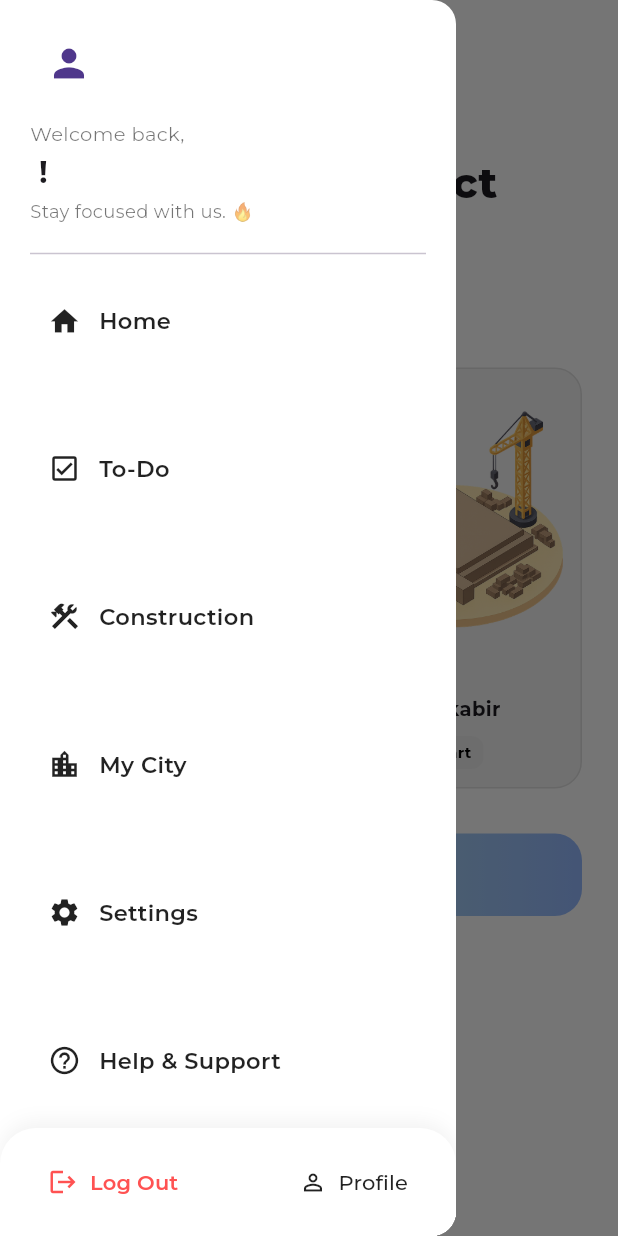
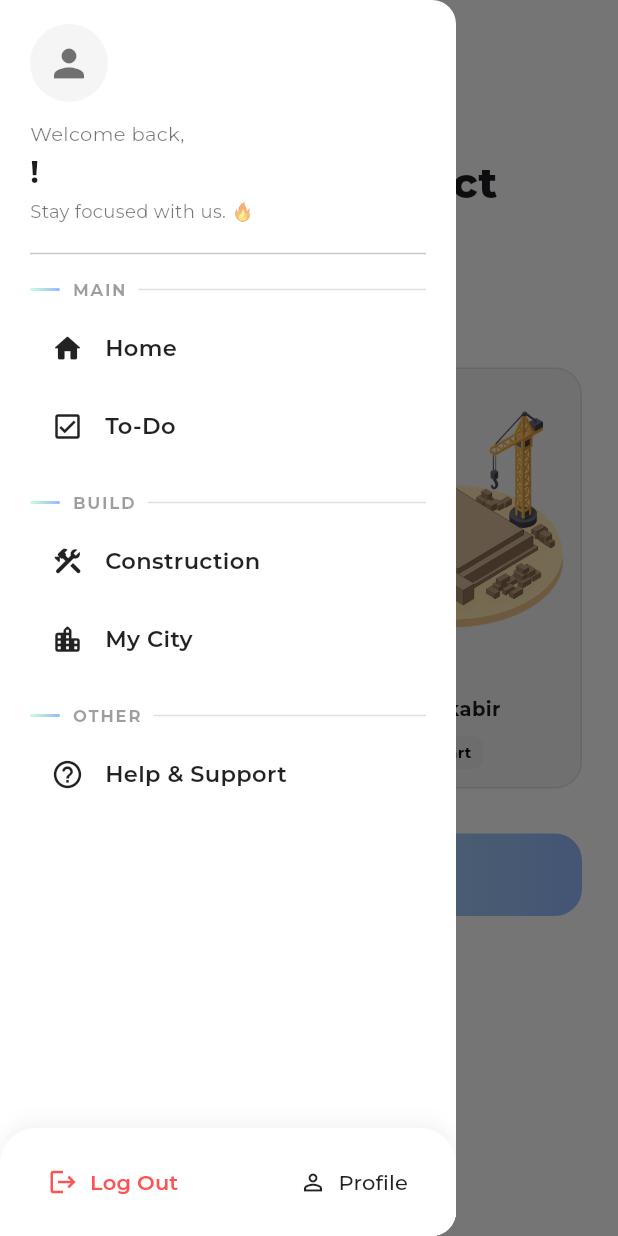
Before and after one commit to tunaerol/CS310-Project, a Flutter app: the screen it shows once a user with an empty profile is signed in, with the side drawer open, on a phone screen of 412 x 824 dp. Run offline on Flutter 3.47's test engine with Material 3 defaults, Android fonts, the phone set to English and light mode, and no system bars; our stand-ins replace cloud_firestore, firebase_auth, firebase_core, google_fonts, google_sign_in, shared_preferences; accounts and stored records are empty.

Commit message:
Drawer Fixed

```diff
--- a/build_your_focus/lib/screens/app_drawer.dart
+++ b/build_your_focus/lib/screens/app_drawer.dart
@@ -7,13 +7,11 @@ class AppDrawer extends StatelessWidget {
 
   @override
   Widget build(BuildContext context) {
-    // Mevcut sayfanın adını alıyoruz
     final String? currentRoute = ModalRoute.of(context)?.settings.name;
     final AuthService _authService = AuthService();
 
     final String userName = _authService.currentUser?.displayName ?? "User";
 
-    // Ortak gradyan stilimiz
     const LinearGradient activeGradient = LinearGradient(
       colors: [Color(0xFFcdffd8), Color(0xFF94b9ff)],
       begin: Alignment.centerLeft,
@@ -34,8 +32,8 @@ class AppDrawer extends StatelessWidget {
                 children: [
                   const CircleAvatar(
                     radius: 26,
-                    backgroundColor: Colors.white,
-                    child: Icon(Icons.person, size: 30),
+                    backgroundColor: Color(0xFFF5F5F5),
+                    child: Icon(Icons.person, size: 30, color: Colors.black54),
                   ),
                   const SizedBox(height: 12),
                   const Text(
@@ -44,8 +42,9 @@ class AppDrawer extends StatelessWidget {
                   ),
                   const SizedBox(height: 2),
                   Text(
-                    "$userName !",
-                    style: const TextStyle(fontSize: 20, fontWeight: FontWeight.w700),
+                    "$userName!",
+                    style: const TextStyle(
+                        fontSize: 20, fontWeight: FontWeight.w700),
                   ),
                   const SizedBox(height: 2),
                   const Text(
@@ -61,17 +60,21 @@ class AppDrawer extends StatelessWidget {
               child: Divider(),
             ),
 
-            // ----- MAIN MENU ITEMS -----
+            // ----- MENU ITEMS -----
             Expanded(
               child: Padding(
-                padding: const EdgeInsets.fromLTRB(20, 12, 20, 20),
+                padding: const EdgeInsets.fromLTRB(20, 8, 20, 12),
                 child: Column(
-                  mainAxisAlignment: MainAxisAlignment.spaceBetween,
+                  crossAxisAlignment: CrossAxisAlignment.start,
                   children: [
+                    // ══════ MAIN ══════
+                    const _SectionHeader(title: "MAIN"),
+                    const SizedBox(height: 8),
                     _DrawerItem(
-                      icon: Icons.home,
+                      icon: Icons.home_rounded,
                       label: "Home",
-                      isActive: currentRoute == '/home_page' || currentRoute == null,
+                      isActive:
+                      currentRoute == '/home_page' || currentRoute == null,
                       onTap: () {
                         if (currentRoute != '/home_page') {
                           Navigator.pushNamed(context, '/home_page');
@@ -80,6 +83,7 @@ class AppDrawer extends StatelessWidget {
                         }
                       },
                     ),
+                    const SizedBox(height: 6),
                     _DrawerItem(
                       icon: Icons.check_box_outlined,
                       label: "To-Do",
@@ -92,8 +96,14 @@ class AppDrawer extends StatelessWidget {
                         }
                       },
                     ),
+
+                    const SizedBox(height: 20),
+
+                    // ══════ BUILD ══════
+                    const _SectionHeader(title: "BUILD"),
+                    const SizedBox(height: 8),
                     _DrawerItem(
-                      icon: Icons.construction,
+                      icon: Icons.construction_rounded,
                       label: "Construction",
                       isActive: currentRoute == '/construction_page',
                       onTap: () {
@@ -104,8 +114,9 @@ class AppDrawer extends StatelessWidget {
                         }
                       },
                     ),
+                    const SizedBox(height: 6),
                     _DrawerItem(
-                      icon: Icons.location_city_outlined,
+                      icon: Icons.location_city_rounded,
                       label: "My City",
                       isActive: currentRoute == '/building_page',
                       onTap: () {
@@ -117,14 +128,14 @@ class AppDrawer extends StatelessWidget {
                         }
                       },
                     ),
+
+                    const SizedBox(height: 20),
+
+                    // ══════ OTHER ══════
+                    const _SectionHeader(title: "OTHER"),
+                    const SizedBox(height: 8),
                     _DrawerItem(
-                      icon: Icons.settings,
-                      label: "Settings",
-                      isActive: currentRoute == '/settings_page',
-                      onTap: () => Navigator.pop(context),
-                    ),
-                    _DrawerItem(
-                      icon: Icons.help_outline,
+                      icon: Icons.help_outline_rounded,
                       label: "Help & Support",
                       isActive: currentRoute == '/help_page',
                       onTap: () {
@@ -134,7 +145,8 @@ class AppDrawer extends StatelessWidget {
                             context,
                             MaterialPageRoute(
                               builder: (_) => HelpPage(),
-                              settings: const RouteSettings(name: '/help_page'),
+                              settings:
+                              const RouteSettings(name: '/help_page'),
                             ),
                           );
                         } else {
@@ -142,6 +154,8 @@ class AppDrawer extends StatelessWidget {
                         }
                       },
                     ),
+
+                    const Spacer(),
                   ],
                 ),
               ),
@@ -177,14 +191,15 @@ class AppDrawer extends StatelessWidget {
                     icon: const Icon(Icons.logout, size: 20, color: Colors.redAccent),
                     label: const Text(
                       "Log Out",
-                      style: TextStyle(color: Colors.redAccent, fontWeight: FontWeight.w600),
+                      style: TextStyle(
+                          color: Colors.redAccent, fontWeight: FontWeight.w600),
                     ),
                   ),
                   const Spacer(),
-                  // Profil butonu alanı: Aktifse gradyan çerçeve ekledik
                   Container(
                     decoration: BoxDecoration(
-                      gradient: currentRoute == '/profile_page' ? activeGradient : null,
+                      gradient:
+                      currentRoute == '/profile_page' ? activeGradient : null,
                       borderRadius: BorderRadius.circular(24),
                     ),
                     child: TextButton.icon(
@@ -199,10 +214,11 @@ class AppDrawer extends StatelessWidget {
                       icon: const Icon(Icons.person_outline),
                       label: const Text("Profile"),
                       style: TextButton.styleFrom(
-                        padding: const EdgeInsets.symmetric(horizontal: 12, vertical: 8),
+                        padding: const EdgeInsets.symmetric(
+                            horizontal: 12, vertical: 8),
                         foregroundColor: Colors.black87,
-                        // Gradyan görünebilmesi için butonun kendi rengini şeffaf yaptık (aktifken)
-                        shape: RoundedRectangleBorder(borderRadius: BorderRadius.circular(24)),
+                        shape: RoundedRectangleBorder(
+                            borderRadius: BorderRadius.circular(24)),
                       ),
                     ),
                   ),
@@ -216,6 +232,49 @@ class AppDrawer extends StatelessWidget {
   }
 }
 
+// ----- SECTION HEADER -----
+class _SectionHeader extends StatelessWidget {
+  final String title;
+
+  const _SectionHeader({required this.title});
+
+  @override
+  Widget build(BuildContext context) {
+    return Row(
+      children: [
+        Container(
+          width: 20,
+          height: 2,
+          decoration: BoxDecoration(
+            gradient: const LinearGradient(
+              colors: [Color(0xFFcdffd8), Color(0xFF94b9ff)],
+            ),
+            borderRadius: BorderRadius.circular(1),
+          ),
+        ),
+        const SizedBox(width: 8),
+        Text(
+          title,
+          style: const TextStyle(
+            fontSize: 11,
+            fontWeight: FontWeight.w700,
+            color: Colors.black38,
+            letterSpacing: 1.2,
+          ),
+        ),
+        const SizedBox(width: 8),
+        Expanded(
+          child: Container(
+            height: 1,
+            color: Colors.black12,
+          ),
+        ),
+      ],
+    );
+  }
+}
+
+// ----- DRAWER ITEM -----
 class _DrawerItem extends StatelessWidget {
   final IconData icon;
   final String label;
@@ -240,17 +299,19 @@ class _DrawerItem extends StatelessWidget {
           end: Alignment.centerRight,
         )
             : null,
-        borderRadius: BorderRadius.circular(18),
+        borderRadius: BorderRadius.circular(14),
       ),
+      child: Material(
+        color: Colors.transparent,
         child: InkWell(
           onTap: onTap,
-        borderRadius: BorderRadius.circular(18),
+          borderRadius: BorderRadius.circular(14),
           child: Padding(
-          padding: const EdgeInsets.symmetric(vertical: 14, horizontal: 12),
+            padding: const EdgeInsets.symmetric(vertical: 12, horizontal: 14),
             child: Row(
               children: [
                 Icon(icon, size: 22, color: Colors.black87),
-              const SizedBox(width: 12),
+                const SizedBox(width: 14),
                 Text(
                   label,
                   style: const TextStyle(
@@ -263,6 +324,7 @@ class _DrawerItem extends StatelessWidget {
             ),
           ),
         ),
+      ),
     );
   }
 }
--- a/build_your_focus/lib/screens/focus_session_screen.dart
+++ b/build_your_focus/lib/screens/focus_session_screen.dart
@@ -24,14 +24,14 @@ class _FocusSessionScreenState extends State<FocusSessionScreen> {
   final SessionFirestoreService _sessionService = SessionFirestoreService();
 
   Timer? _timer;
-  int _selectedDuration = 120;
-  int _remainingSeconds = 1;
+  int _selectedDuration = 15;
+  int _remainingSeconds = 15*60;
   bool _isRunning = false;
 
   @override
   void initState() {
     super.initState();
-    _remainingSeconds = 1;
+    _remainingSeconds = _selectedDuration * 60 ;
   }
 
   @override
```
Also changed, not shown: build_your_focus/lib/screens/completion_screen.dart (+26 -12 lines). Lines whose indentation alone changed are shown as unchanged.
